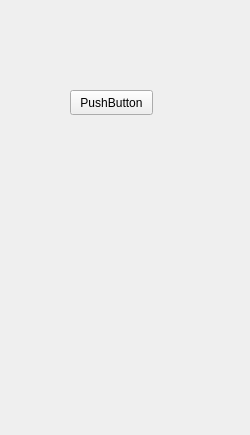
Qt form src/gui/panel/rightpanel/rightpanel.ui (WarmongeR1/SensorNet) before a commit.
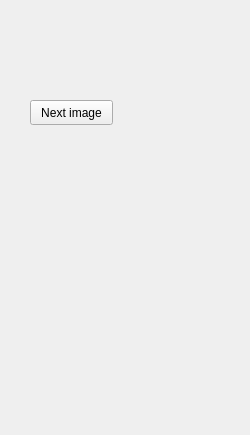
The same form after that commit.

```diff
--- a/src/gui/panel/rightpanel/rightpanel.ui
+++ b/src/gui/panel/rightpanel/rightpanel.ui
@@ -17,14 +17,14 @@
    <widget class="QPushButton" name="pushButton">
     <property name="geometry">
      <rect>
-      <x>70</x>
-      <y>90</y>
+      <x>30</x>
+      <y>100</y>
       <width>83</width>
       <height>25</height>
      </rect>
     </property>
     <property name="text">
-     <string>PushButton</string>
+     <string>Next image</string>
     </property>
    </widget>
   </widget>
```
Left out of the diff: 2 changed lines with no effect on the pictures.
